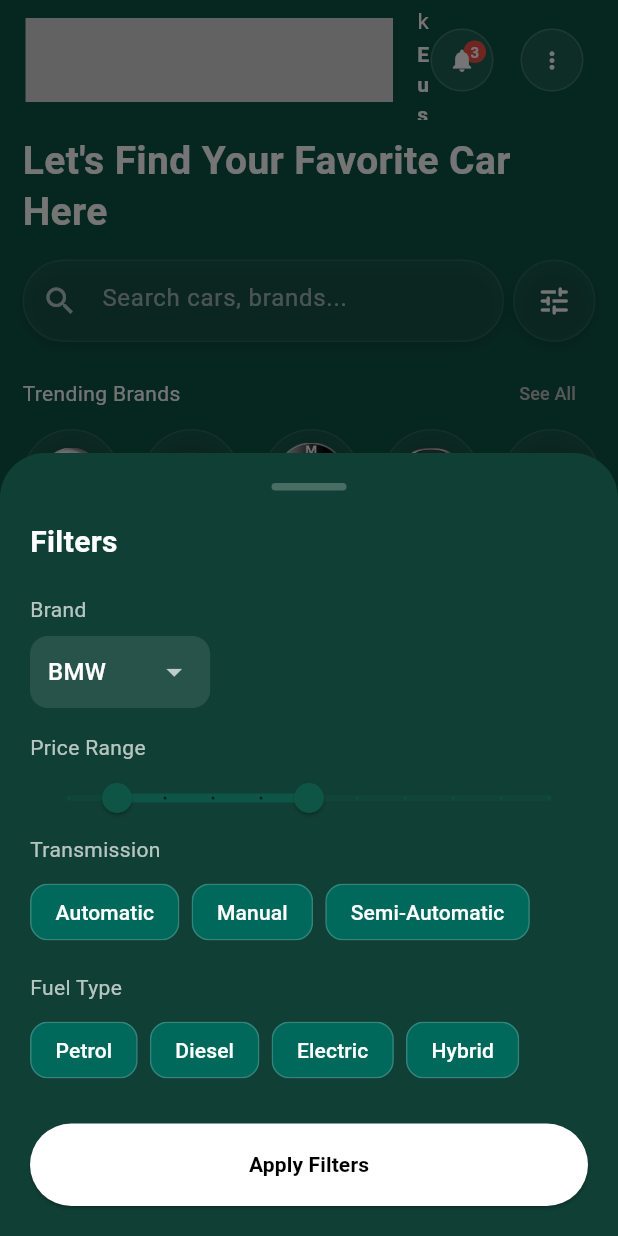
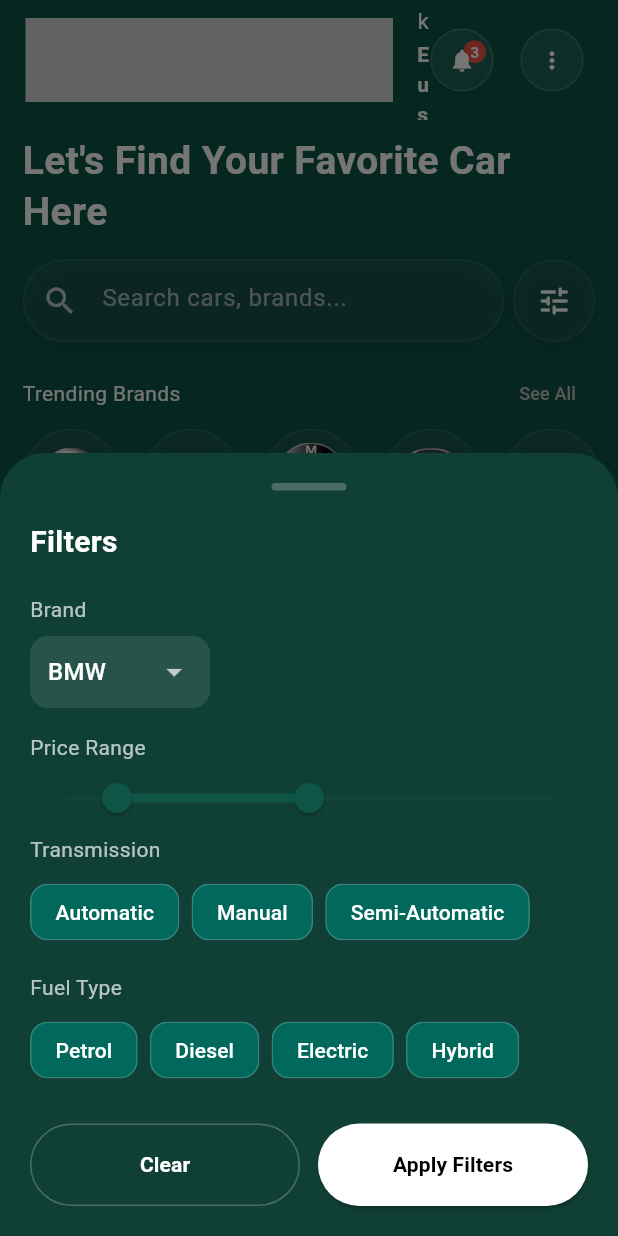
Before and after one commit to Eustachekamala/Car_Marketplace, a Flutter app: the HomeScreen screen opened directly, after a tap on the "tune" icon, on a phone screen of 412 x 824 dp. Run offline on Flutter 3.47's test engine with Material 3 defaults, Android fonts, the phone set to English and light mode, and no system bars; missing offline and left inert: avatar_plus.

Commit message:
2. Updated the filterSheet and search methods

```diff
--- a/lib/pages/home_screen.dart
+++ b/lib/pages/home_screen.dart
@@ -19,11 +19,12 @@ class HomeScreen extends StatefulWidget {
 
 class _HomeScreenState extends State<HomeScreen> {
   late List<CarModel> cars;
+  late List<CarModel> _allCars;
 
   @override
   void initState() {
     super.initState();
-    cars = [
+    _allCars = [
       CarModel(
         imagePath: 'assets/cars/nissan.png',
         brandName: 'Nissan Pathfinder',
@@ -100,6 +101,7 @@ class _HomeScreenState extends State<HomeScreen> {
         fuelType: 'Electric',
       ),
     ];
+    cars = List.from(_allCars);
   }
 
   /// Toggle favorite
@@ -248,7 +250,14 @@ class _HomeScreenState extends State<HomeScreen> {
               ),
 
               const SizedBox(height: 15),
-              SearchBarWidget(),
+              SearchBarWidget(
+                allCars: _allCars,
+                onResults: (filtered) {
+                  setState(() {
+                    cars = filtered;
+                  });
+                },
+              ),
               const SizedBox(height: 10),
 
               Row(
--- a/lib/widgets/search_bar_widget.dart
+++ b/lib/widgets/search_bar_widget.dart
@@ -1,7 +1,71 @@
 import 'package:flutter/material.dart';
+import 'package:car_marketplace/model/car_model.dart';
 
-class SearchBarWidget extends StatelessWidget {
-  const SearchBarWidget({super.key});
+class SearchBarWidget extends StatefulWidget {
+  const SearchBarWidget({super.key,  this.allCars, this.onResults});
+
+  final List<CarModel>? allCars;
+  final ValueChanged<List<CarModel>>? onResults;
+
+  @override
+  State<SearchBarWidget> createState() => _SearchBarWidgetState();
+}
+
+class _SearchBarWidgetState extends State<SearchBarWidget> {
+  String? _selectedBrand;
+  RangeValues _priceRange = const RangeValues(10000, 50000);
+  final TextEditingController _searchController = TextEditingController();
+  String _searchQuery = '';
+  final Set<String> _selectedTransmissions = {};
+  final Set<String> _selectedFuelTypes = {};
+
+  void _notifyFiltersChanged() {
+    final filters = {
+      'query': _searchQuery,
+      'brand': _selectedBrand,
+      'priceRange': _priceRange,
+      'transmission': _selectedTransmissions.toList(),
+      'fuel': _selectedFuelTypes.toList(),
+    };
+    // Removed onFiltersChanged call
+    if (widget.allCars != null && widget.onResults != null) {
+      final results = _filterLocal(widget.allCars!, filters);
+      widget.onResults?.call(results);
+    }
+  }
+
+  List<CarModel> _filterLocal(List<CarModel> source, Map<String, dynamic> filters) {
+    final query = (filters['query'] as String?)?.toLowerCase() ?? '';
+    final brand = (filters['brand'] as String?)?.toLowerCase();
+    final RangeValues priceRange = filters['priceRange'] as RangeValues? ?? const RangeValues(0, 1000000);
+    final List transmission = filters['transmission'] as List? ?? <dynamic>[];
+    final List fuel = filters['fuel'] as List? ?? <dynamic>[];
+
+    return source.where((c) {
+      if (query.isNotEmpty) {
+        final name = c.brandName.toLowerCase();
+        final desc = (c.description ?? '').toLowerCase();
+        if (!name.contains(query) && !desc.contains(query)) return false;
+      }
+
+      if (brand != null && brand.isNotEmpty) {
+        if (!c.brandName.toLowerCase().contains(brand)) return false;
+      }
+
+      final price = c.price.toDouble();
+      if (price < priceRange.start || price > priceRange.end) return false;
+
+      if (transmission.isNotEmpty) {
+        if (!transmission.contains(c.transmission)) return false;
+      }
+
+      if (fuel.isNotEmpty) {
+        if (!fuel.contains(c.fuelType)) return false;
+      }
+
+      return true;
+    }).toList();
+  }
 
   void showFilterBottomSheet(BuildContext context) {
     showModalBottomSheet(
@@ -62,13 +126,19 @@ class SearchBarWidget extends StatelessWidget {
                   style: TextStyle(color: Colors.white70),
                 ),
                 RangeSlider(
-                  values: const RangeValues(10000, 50000),
+                  values: _priceRange,
                   min: 0,
                   max: 100000,
-                  divisions: 10,
-                  labels: const RangeLabels("10k", "50k"),
+                  divisions: 100,
+                  labels: RangeLabels(
+                    "${(_priceRange.start / 1000).round()}k",
+                    "${(_priceRange.end / 1000).round()}k",
+                  ),
                   onChanged: (values) {
-                    // TODO: Handle price range change
+                    setState(() {
+                      _priceRange = values;
+                    });
+                    _notifyFiltersChanged();
                   },
                 ),
 
@@ -78,7 +148,7 @@ class SearchBarWidget extends StatelessWidget {
                   style: TextStyle(color: Colors.white70),
                 ),
                 const SizedBox(height: 8),
-                _buildChips(["Automatic", "Manual", "Semi-Automatic"]),
+                _buildChips(["Automatic", "Manual", "Semi-Automatic"], _selectedTransmissions),
 
                 const SizedBox(height: 16),
 
@@ -88,16 +158,59 @@ class SearchBarWidget extends StatelessWidget {
                   style: TextStyle(color: Colors.white70),
                 ),
                 const SizedBox(height: 8),
-                _buildChips(["Petrol", "Diesel", "Electric", "Hybrid"]),
+                _buildChips(["Petrol", "Diesel", "Electric", "Hybrid"], _selectedFuelTypes),
 
                 const SizedBox(height: 25),
 
-                /// Apply Button
-                SizedBox(
-                  width: double.infinity,
+                /// Clear + Apply buttons
+                Row(
+                  children: [
+                    Expanded(
+                      child: SizedBox(
+                        height: 55,
+                        child: TextButton(
+                          onPressed: () {
+                            setState(() {
+                              _searchController.clear();
+                              _searchQuery = '';
+                              _selectedBrand = null;
+                              _priceRange = const RangeValues(0, 100000);
+                              _selectedTransmissions.clear();
+                              _selectedFuelTypes.clear();
+                              Navigator.pop(context);
+                            });
+                            _notifyFiltersChanged();
+                          },
+                          style: TextButton.styleFrom(
+                            backgroundColor: Colors.transparent,
+                            foregroundColor: Colors.white,
+                            shape: RoundedRectangleBorder(
+                              borderRadius: BorderRadius.circular(40),
+                              side: const BorderSide(color: Colors.white24),
+                            ),
+                          ),
+                          child: const Text(
+                            'Clear',
+                            style: TextStyle(fontWeight: FontWeight.w600),
+                          ),
+                        ),
+                      ),
+                    ),
+                    const SizedBox(width: 12),
+                    Expanded(
+                      child: SizedBox(
                         height: 55,
                         child: ElevatedButton(
-                    onPressed: () => Navigator.pop(context),
+                          onPressed: () {
+                            final filters = {
+                              'query': _searchQuery,
+                              'brand': _selectedBrand,
+                              'priceRange': _priceRange,
+                              'transmission': _selectedTransmissions.toList(),
+                              'fuel': _selectedFuelTypes.toList(),
+                            };
+                            Navigator.pop(context, filters);
+                          },
                           style: ElevatedButton.styleFrom(
                             backgroundColor: Colors.white,
                             foregroundColor: Colors.black,
@@ -110,6 +223,9 @@ class SearchBarWidget extends StatelessWidget {
                             style: TextStyle(fontWeight: FontWeight.w600),
                           ),
                         ),
+                      ),
+                    ),
+                  ],
                 ),
 
                 /// Bottom safe spacing
@@ -142,10 +258,15 @@ class SearchBarWidget extends StatelessWidget {
                 ),
               ],
             ),
-            child: const TextField(
-              style: TextStyle(color: Colors.white),
+            child: TextField(
+              controller: _searchController,
+              onChanged: (v) {
+                setState(() => _searchQuery = v);
+                _notifyFiltersChanged();
+              },
+              style: const TextStyle(color: Colors.white),
               cursorColor: Colors.white,
-              decoration: InputDecoration(
+              decoration: const InputDecoration(
                 hintText: "Search cars, brands...",
                 hintStyle: TextStyle(color: Colors.white60),
                 prefixIcon: Icon(Icons.search, color: Colors.white70),
@@ -193,7 +314,7 @@ class SearchBarWidget extends StatelessWidget {
       child: DropdownButtonHideUnderline(
         child: DropdownButton<String>(
           dropdownColor: const Color(0xFF103F35),
-          value: items.first,
+          value: _selectedBrand ?? items.first,
           items: items
               .map(
                 (e) => DropdownMenuItem(
@@ -203,27 +324,51 @@ class SearchBarWidget extends StatelessWidget {
               )
               .toList(),
           onChanged: (value) {
-            // TODO: Handle dropdown change
+            if (value != null) {
+              setState(() {
+                _selectedBrand = value;
+              });
+              _notifyFiltersChanged();
+            }
           },
         ),
       ),
     );
   }
 
-  Widget _buildChips(List<String> options) {
+  Widget _buildChips(List<String> options, Set<String> selectedSet) {
     return Wrap(
       spacing: 8,
       children: options.map((e) {
-        return Chip(
-          label: Text(e),
+        final selected = selectedSet.contains(e);
+        return FilterChip(
+          label: Text(e, style: TextStyle(color: selected ? Colors.black : Colors.white)),
+          selected: selected,
+          onSelected: (v) {
+            setState(() {
+              if (v) {
+                selectedSet.add(e);
+              } else {
+                selectedSet.remove(e);
+              }
+            });
+            _notifyFiltersChanged();
+          },
+          selectedColor: Colors.white,
+          backgroundColor: Colors.teal.shade800,
           shape: RoundedRectangleBorder(
             borderRadius: BorderRadius.circular(12),
           ),
           side: const BorderSide(color: Colors.white10),
-          backgroundColor: Colors.teal.shade800,
           labelStyle: const TextStyle(color: Colors.white),
         );
       }).toList(),
     );
   }
+
+  @override
+  void dispose() {
+    _searchController.dispose();
+    super.dispose();
   }
+}
```
Lines whose indentation alone changed are shown as unchanged.
